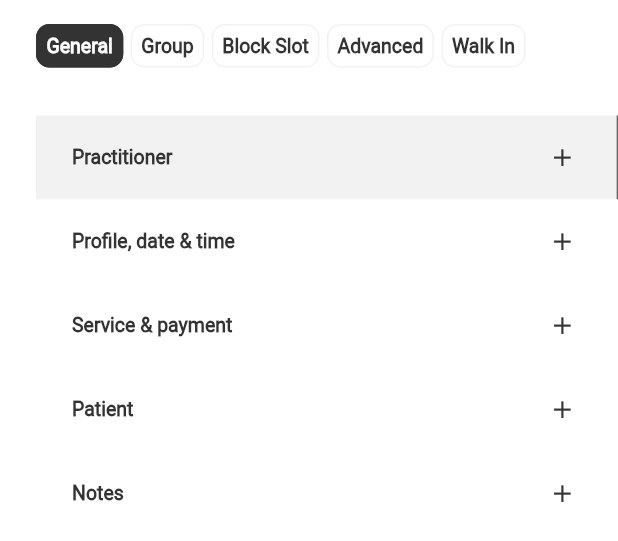
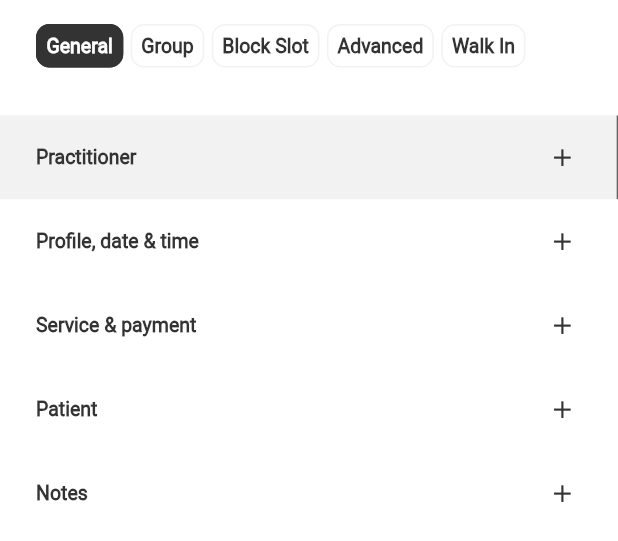
Before and after one commit to AbdallahLabib/scripts_task, a Flutter app: the CreateAppointmentSection widget shown alone on an empty page, opened directly, on a phone screen of 412 x 824 dp. Shown: the top 541 px of the screen. Run offline on Flutter 3.47's test engine with Material 2 defaults, Android fonts, the phone set to English and light mode, and no system bars; drawn by our look-alikes of badges; our stand-ins replace bloc, flutter_bloc, flutter_svg, table_calendar.

Commit message:
edit padding

```diff
--- a/lib/practitioner_screen/presentation/screens/practitioner_screen.dart
+++ b/lib/practitioner_screen/presentation/screens/practitioner_screen.dart
@@ -50,7 +50,7 @@ class _PractitionerScreenState extends State<PractitionerScreen> {
                       Visibility(
                         visible: cubit.isOpen,
                         child: Expanded(
-                          flex: 39,
+                          flex: 44,
                           child: ListView(
                             children: const [
                               CreateAppointmentHeaderSection(),
@@ -67,7 +67,6 @@ class _PractitionerScreenState extends State<PractitionerScreen> {
                           color: AppPalette.inactiveColor.withOpacity(0.4),
                         ),
                       ),
-
 
                       Expanded(
                         flex: 100,
--- a/lib/practitioner_screen/presentation/sections/create_appointment_section.dart
+++ b/lib/practitioner_screen/presentation/sections/create_appointment_section.dart
@@ -8,13 +8,16 @@ class CreateAppointmentSection extends StatelessWidget {
   @override
   Widget build(BuildContext context) {
     return Container(
-      margin: const EdgeInsets.only(left: 24, top: 16),
+      margin: const EdgeInsets.only(top: 16),
       child: Column(
         mainAxisAlignment: MainAxisAlignment.start,
         crossAxisAlignment: CrossAxisAlignment.start,
         children: const [
           //Appointment Type Selections
-          AppointmentTypeSelections(),
+          Padding(
+            padding: EdgeInsets.only(left: 24),
+            child: AppointmentTypeSelections(),
+          ),
 
           SizedBox(
             height: 32,
```
